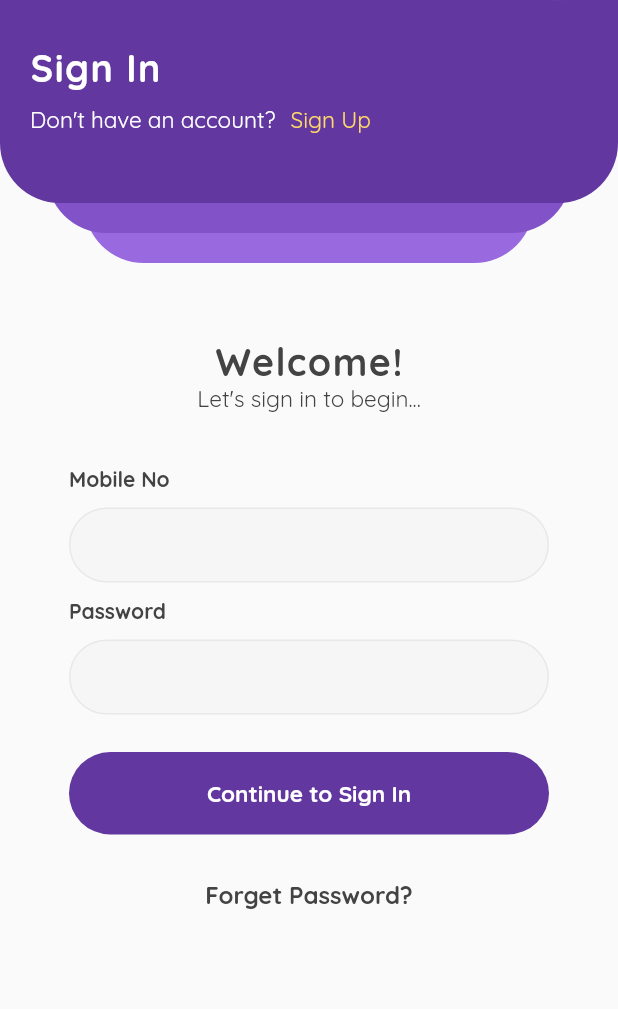
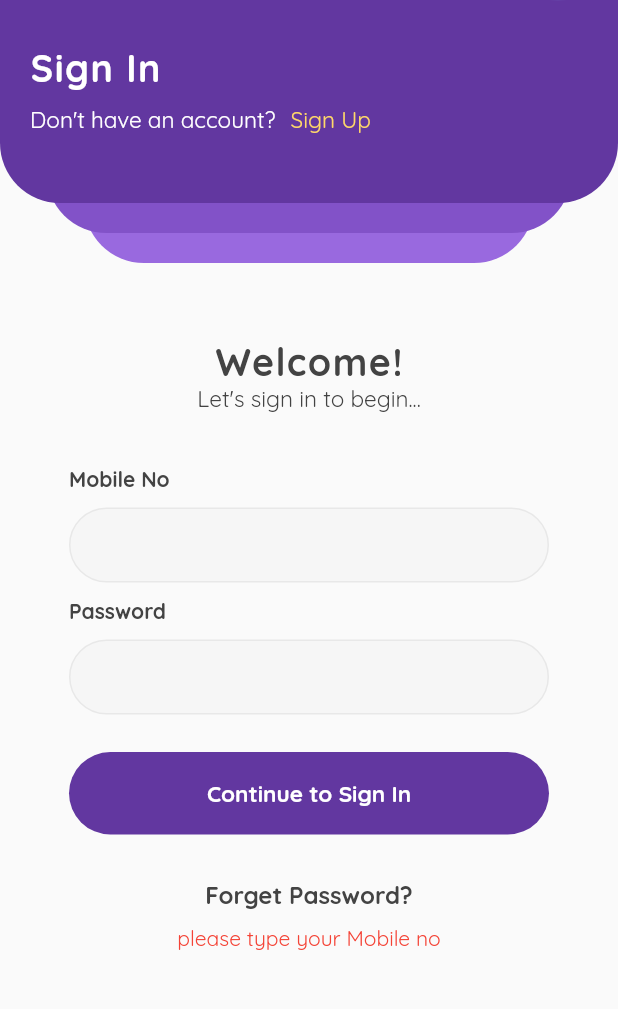
Before and after one commit to ivanshu1006/score_funda, a Flutter app: the screen it shows after launch, after a tap on "Continue to Sign In", on a phone screen of 412 x 824 dp, the part 142-1151 px from its top. Run offline on Flutter 3.47's test engine with Material 2 defaults, Android fonts, the phone set to English and light mode, and no system bars; drawn by our look-alikes of modal_progress_hud_nsn; our stand-ins replace fluttertoast; network calls fail.

Commit message:
changes in navigation and added loading effects

```diff
--- a/lib/Screens/Signin_Screen.dart
+++ b/lib/Screens/Signin_Screen.dart
@@ -1,7 +1,7 @@
 import 'dart:convert';
 
 import 'package:flutter/material.dart';
-import 'package:scorefunda/Screens/ChangePass.dart';
+import 'package:scorefunda/Screens/verifyDob.dart';
 import 'package:scorefunda/Screens/Signup_Screen.dart';
 import 'package:scorefunda/Screens/Widgets/InputField.dart';
 import 'package:scorefunda/Screens/Widgets/rounded_Button.dart';
@@ -39,7 +39,13 @@ class _SignInScreenState extends State<SignInScreen> {
 
   @override
   Widget build(BuildContext context) {
-    return Scaffold(
+    return ModalProgressHUD(
+      inAsyncCall: showModal,
+      progressIndicator: CircularProgressIndicator(
+        color: kPrimaryColor,
+      ),
+      color: kPrimaryColor,
+      child: Scaffold(
         resizeToAvoidBottomInset: false,
         body: Column(
           children: [
@@ -90,10 +96,13 @@ class _SignInScreenState extends State<SignInScreen> {
                   ),
                   RoundedSidedButton(
                     onTap: () async {
+                      if (mobileNo != "" && password != "") {
                         setState(() {
                           showModal = true;
                         });
-                    http.Response res = await auth.signIn(mobileNo, password);
+
+                        http.Response res =
+                            await auth.signIn(mobileNo, password);
                         if (res.statusCode == 200) {
                           setState(() {
                             showModal = false;
@@ -102,8 +111,20 @@ class _SignInScreenState extends State<SignInScreen> {
                         } else {
                           setState(() {
                             showModal = false;
-                        errorMessage = jsonDecode(res.body)["message"];
+                            errorMessage =
+                                jsonDecode(res.body)["message"].toString();
                           });
+                        }
+                      } else {
+                        if (mobileNo == "") {
+                          setState(() {
+                            errorMessage = "please type your Mobile no";
+                          });
+                        } else if (password == "") {
+                          setState(() {
+                            errorMessage = "password field is required";
+                          });
+                        }
                       }
                     },
                     ButtonText: "Continue to Sign In",
@@ -112,7 +133,7 @@ class _SignInScreenState extends State<SignInScreen> {
                   GestureDetector(
                     onTap: () async {
                       setState(() {
-                      Navigator.pushNamed(context, ForgetPassword.id);
+                        Navigator.pushNamed(context, VerifyDOB.id);
                       });
                     },
                     child: Text(
@@ -137,6 +158,7 @@ class _SignInScreenState extends State<SignInScreen> {
             )
           ],
         ),
+      ),
     );
   }
 }
--- a/lib/Services/authentication.dart
+++ b/lib/Services/authentication.dart
@@ -18,7 +18,9 @@ Future<http.Response> signUp(
 Future<http.Response> signIn(String phoneNo, String password) async {
   var url = Uri.parse('http://restsf.nullplex.co.in/api/login');
   var params = {'mobile': phoneNo, 'password': password, 'deviceid': '1234'};
-  return await http.post(url, body: params);
+  http.Response response = await http.post(url, body: params);
+  print(response.body);
+  return response;
 }
 
 Future<http.Response> ValidateOtp(String mobile, String otp) async {
--- a/lib/main.dart
+++ b/lib/main.dart
@@ -4,7 +4,7 @@ import 'package:scorefunda/Screens/VerifyMobile.dart';
 import 'package:scorefunda/Screens/home_screen.dart';
 import 'Screens/SplashScreen.dart';
 import 'Screens/Signin_Screen.dart';
-import 'Screens/ChangePass.dart';
+import 'Screens/verifyDob.dart';
 
 void main() {
   runApp(const MyApp());
@@ -22,7 +22,6 @@ class MyApp extends StatelessWidget {
           SplashScreen.id: ((context) => const SplashScreen()),
           SignInScreen.id: ((context) => const SignInScreen()),
           SignUpScreen.id: ((context) => const SignUpScreen()),
-          ForgetPassword.id: ((context) => const ForgetPassword()),
           HomeScreen.id: ((context) => const HomeScreen())
         });
   }
```
Also changed, not shown: lib/Screens/Signup_Screen.dart (+25 -3 lines), lib/Screens/VerifyMobile.dart (+16 -4 lines), lib/Screens/verifyDob.dart (renamed from lib/Screens/ChangePass.dart, +7 -6 lines). Lines whose indentation alone changed are shown as unchanged.
